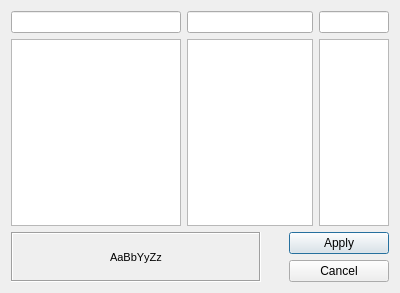
Above: dialogfonts.ui from corn-team/TestNote before the change. Below: the same form after it.
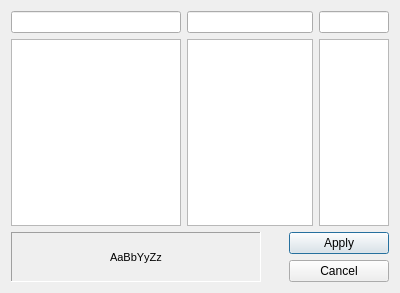
That is the form after the change.

What changed in the file:
```diff
--- a/dialogfonts.ui
+++ b/dialogfonts.ui
@@ -78,8 +78,11 @@
          <kerning>true</kerning>
         </font>
        </property>
+       <property name="autoFillBackground">
+        <bool>false</bool>
+       </property>
        <property name="frameShape">
-        <enum>QFrame::Box</enum>
+        <enum>QFrame::Panel</enum>
        </property>
        <property name="frameShadow">
         <enum>QFrame::Sunken</enum>
```
Left out of the diff: 11 changed lines with no effect on the pictures.
